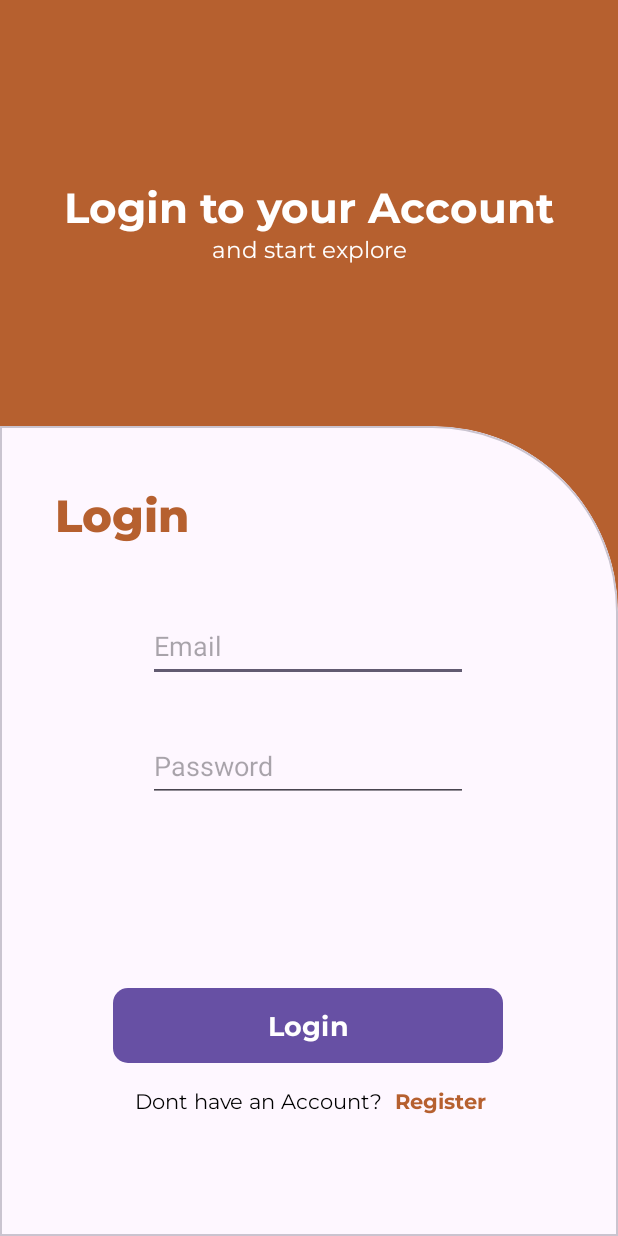
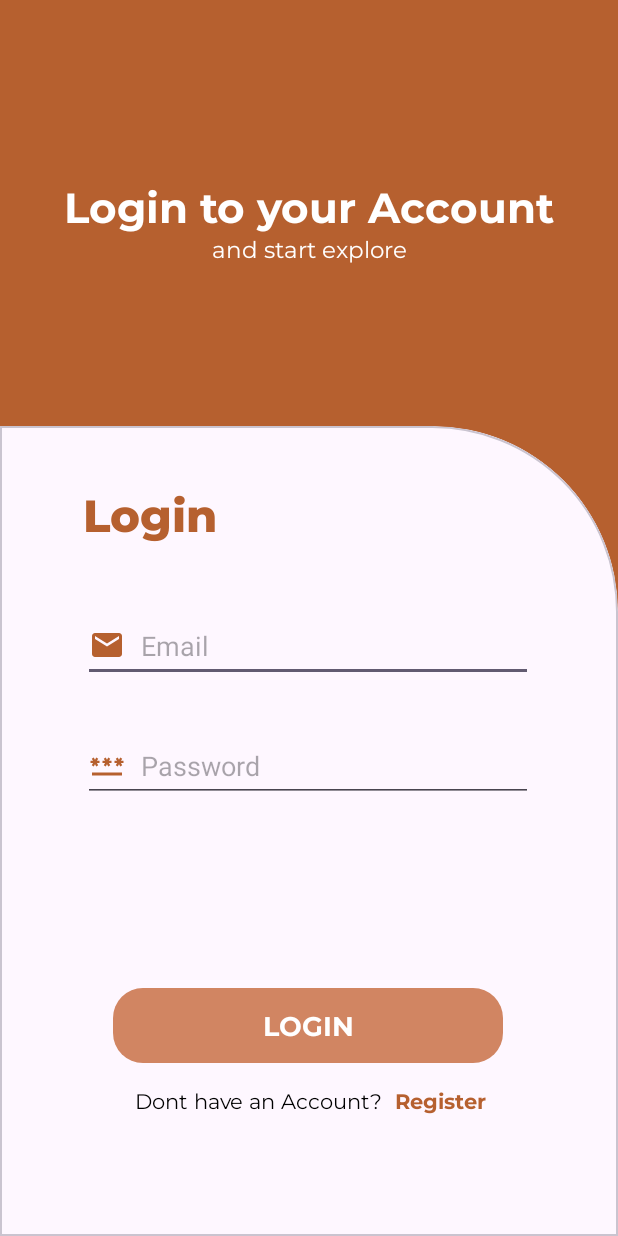
Before and after one commit to Dikarahmanm/Wismata-C23-PS297, an Android app: the LoginActivity screen opened directly, with no data from a screen before it, on a phone screen of 412 x 824 dp. Run offline under Robolectric (Android 15) with nearby library versions, the phone set to English and light mode, and no system bars.

Commit message:
feat: create custom component

```diff
--- a/Android/app/build.gradle
+++ b/Android/app/build.gradle
@@ -30,6 +30,9 @@ android {
     kotlinOptions {
         jvmTarget = '1.8'
     }
+    buildFeatures {
+        viewBinding true
+    }
 }
 
 dependencies {
--- /dev/null
+++ b/Android/app/src/main/java/com/dika/wismata/ui/component/CustomButton.kt
@@ -0,0 +1,48 @@
+package com.dika.wismata.ui.component
+
+import android.content.Context
+import android.graphics.Canvas
+import android.graphics.drawable.Drawable
+import android.util.AttributeSet
+import android.view.Gravity
+import androidx.appcompat.widget.AppCompatButton
+import androidx.core.content.ContextCompat
+import com.dika.wismata.R
+
+class CustomButton : AppCompatButton {
+    private lateinit var enableBackground: Drawable
+    private lateinit var disableBackground: Drawable
+    private var txtColor: Int = 0
+
+    constructor(Context: Context) : super(Context) {
+        init()
+    }
+
+    constructor(Context: Context, attributeSet: AttributeSet) : super(Context, attributeSet) {
+        init()
+    }
+
+    constructor(Context: Context, attributeSet: AttributeSet, defStyleAttr: Int) : super(
+        Context,
+        attributeSet,
+        defStyleAttr
+    ) {
+        init()
+    }
+
+    private fun init() {
+        txtColor = ContextCompat.getColor(context, android.R.color.background_light)
+        enableBackground =
+            ContextCompat.getDrawable(context, R.drawable.bg_button_enable) as Drawable
+        disableBackground = ContextCompat.getDrawable(context, R.drawable.bg_button_disable) as Drawable
+    }
+
+    override fun onDraw(canvas: Canvas?) {
+        super.onDraw(canvas)
+
+        background = if (isEnabled) enableBackground else disableBackground
+
+        setTextColor(txtColor)
+        gravity = Gravity.CENTER
+    }
+}
--- /dev/null
+++ b/Android/app/src/main/java/com/dika/wismata/ui/component/CustomEmailEdt.kt
@@ -0,0 +1,66 @@
+package com.dika.wismata.ui.component
+
+import android.content.Context
+import android.graphics.Canvas
+import android.graphics.drawable.Drawable
+import android.util.AttributeSet
+import androidx.appcompat.widget.AppCompatEditText
+import androidx.core.content.ContextCompat
+import androidx.core.widget.addTextChangedListener
+import com.dika.wismata.R
+
+
+class CustomEmailEdt : AppCompatEditText{
+    private lateinit var emailIcon: Drawable
+
+    constructor(context: Context) : super(context) {
+        init()
+    }
+
+    constructor(context: Context, attributeSet: AttributeSet) : super(context, attributeSet) {
+        init()
+    }
+
+    constructor(context: Context, attributeSet: AttributeSet, defStyleAttr: Int) : super(
+        context,
+        attributeSet,
+        defStyleAttr
+    ) {
+        init()
+    }
+
+    private fun init() {
+        val emailPattern = Regex("[a-zA-Z0-9._-]+@[a-z]+\\.+[a-z]+")
+
+        emailIcon = ContextCompat.getDrawable(context, R.drawable.ic_email_24) as Drawable
+        compoundDrawablePadding = 16
+
+        addTextChangedListener(onTextChanged = {
+            text, _, _, _ ->
+            if (!text.isNullOrEmpty()) {
+                if (!text.toString().matches(emailPattern)) {
+                    error = context.getString(R.string.invalid_email)
+                }
+            }
+        })
+    }
+
+    private fun setButtonDrawables(
+        startOfTheText: Drawable? = null,
+        topOfTheText: Drawable? = null,
+        endOfTheText: Drawable? = null,
+        bottomOfTheText: Drawable? = null
+    ) {
+        setCompoundDrawablesWithIntrinsicBounds(
+            startOfTheText,
+            topOfTheText,
+            endOfTheText,
+            bottomOfTheText
+        )
+    }
+
+    override fun onDraw(canvas: Canvas?) {
+        super.onDraw(canvas)
+        setButtonDrawables(startOfTheText = emailIcon)
+    }
+}
--- /dev/null
+++ b/Android/app/src/main/java/com/dika/wismata/ui/component/CustomPasswordEdt.kt
@@ -0,0 +1,63 @@
+package com.dika.wismata.ui.component
+
+import android.content.Context
+import android.graphics.Canvas
+import android.graphics.drawable.Drawable
+import android.util.AttributeSet
+import androidx.appcompat.widget.AppCompatEditText
+import androidx.core.content.ContextCompat
+import androidx.core.widget.addTextChangedListener
+import com.dika.wismata.R
+
+class CustomPasswordEdt : AppCompatEditText{
+    private lateinit var passwordIcon: Drawable
+
+    constructor(context: Context) : super(context) {
+        init()
+    }
+
+    constructor(context: Context, attributeSet: AttributeSet) : super(context, attributeSet) {
+        init()
+    }
+
+    constructor(context: Context, attributeSet: AttributeSet, defStyleAttr: Int) : super(
+        context,
+        attributeSet,
+        defStyleAttr
+    ) {
+        init()
+    }
+
+    private fun init() {
+        passwordIcon = ContextCompat.getDrawable(context, R.drawable.ic_password_24) as Drawable
+        compoundDrawablePadding = 16
+
+        addTextChangedListener(onTextChanged =  {
+           text, _, _, _ ->
+            if (!text.isNullOrEmpty()) {
+                if (text.length < 8) {
+                    error = context.getString(R.string.invalid_password)
+                }
+            }
+        })
+    }
+
+    private fun setButtonDrawables(
+        startOfTheText: Drawable? = null,
+        topOfTheText: Drawable? = null,
+        endOfTheText: Drawable? = null,
+        bottomOfTheText: Drawable? = null
+    ) {
+        setCompoundDrawablesWithIntrinsicBounds(
+            startOfTheText,
+            topOfTheText,
+            endOfTheText,
+            bottomOfTheText
+        )
+    }
+
+    override fun onDraw(canvas: Canvas?) {
+        super.onDraw(canvas)
+        setButtonDrawables(startOfTheText = passwordIcon)
+    }
+}
--- a/Android/app/src/main/java/com/dika/wismata/ui/component/EmailEdt.kt
+++ /dev/null
@@ -1 +0,0 @@
-package com.dika.wismata.ui.component
--- a/Android/app/src/main/java/com/dika/wismata/ui/component/PasswordEdt.kt
+++ /dev/null
@@ -1,4 +0,0 @@
-package com.dika.wismata.ui.component
-
-class PasswordEdt {
-}
--- /dev/null
+++ b/Android/app/src/main/res/drawable/bg_button_disable.xml
@@ -0,0 +1,16 @@
+<?xml version="1.0" encoding="utf-8"?>
+<selector xmlns:android="http://schemas.android.com/apk/res/android">
+    <item android:state_pressed="true">
+        <shape>
+            <solid android:color="@color/orange_200" />
+            <corners android:radius="20dp" />
+        </shape>
+    </item>
+
+    <item>
+        <shape>
+            <solid android:color="@color/orange_200" />
+            <corners android:radius="20dp" />
+        </shape>
+    </item>
+</selector>
--- /dev/null
+++ b/Android/app/src/main/res/drawable/bg_button_enable.xml
@@ -0,0 +1,16 @@
+<?xml version="1.0" encoding="utf-8"?>
+<selector xmlns:android="http://schemas.android.com/apk/res/android">
+    <item android:state_pressed="true">
+        <shape>
+            <solid android:color="@color/orange" />
+            <corners android:radius="20dp" />
+        </shape>
+    </item>
+
+    <item>
+        <shape>
+            <solid android:color="@color/orange" />
+            <corners android:radius="20dp" />
+        </shape>
+    </item>
+</selector>
--- /dev/null
+++ b/Android/app/src/main/res/drawable/ic_email_24.xml
@@ -0,0 +1,5 @@
+<vector android:height="24dp" android:tint="#B6602F"
+    android:viewportHeight="24" android:viewportWidth="24"
+    android:width="24dp" xmlns:android="http://schemas.android.com/apk/res/android">
+    <path android:fillColor="@android:color/white" android:pathData="M20,4L4,4c-1.1,0 -1.99,0.9 -1.99,2L2,18c0,1.1 0.9,2 2,2h16c1.1,0 2,-0.9 2,-2L22,6c0,-1.1 -0.9,-2 -2,-2zM20,8l-8,5 -8,-5L4,6l8,5 8,-5v2z"/>
+</vector>
--- /dev/null
+++ b/Android/app/src/main/res/drawable/ic_password_24.xml
@@ -0,0 +1,5 @@
+<vector android:height="24dp" android:tint="#B6602F"
+    android:viewportHeight="24" android:viewportWidth="24"
+    android:width="24dp" xmlns:android="http://schemas.android.com/apk/res/android">
+    <path android:fillColor="@android:color/white" android:pathData="M2,17h20v2H2V17zM3.15,12.95L4,11.47l0.85,1.48l1.3,-0.75L5.3,10.72H7v-1.5H5.3l0.85,-1.47L4.85,7L4,8.47L3.15,7l-1.3,0.75L2.7,9.22H1v1.5h1.7L1.85,12.2L3.15,12.95zM9.85,12.2l1.3,0.75L12,11.47l0.85,1.48l1.3,-0.75l-0.85,-1.48H15v-1.5h-1.7l0.85,-1.47L12.85,7L12,8.47L11.15,7l-1.3,0.75l0.85,1.47H9v1.5h1.7L9.85,12.2zM23,9.22h-1.7l0.85,-1.47L20.85,7L20,8.47L19.15,7l-1.3,0.75l0.85,1.47H17v1.5h1.7l-0.85,1.48l1.3,0.75L20,11.47l0.85,1.48l1.3,-0.75l-0.85,-1.48H23V9.22z"/>
+</vector>
--- /dev/null
+++ b/Android/app/src/main/res/drawable/ic_person_24.xml
@@ -0,0 +1,5 @@
+<vector android:height="24dp" android:tint="#B6602F"
+    android:viewportHeight="24" android:viewportWidth="24"
+    android:width="24dp" xmlns:android="http://schemas.android.com/apk/res/android">
+    <path android:fillColor="@android:color/white" android:pathData="M12,12c2.21,0 4,-1.79 4,-4s-1.79,-4 -4,-4 -4,1.79 -4,4 1.79,4 4,4zM12,14c-2.67,0 -8,1.34 -8,4v2h16v-2c0,-2.66 -5.33,-4 -8,-4z"/>
+</vector>
--- a/Android/app/src/main/res/layout/activity_login.xml
+++ b/Android/app/src/main/res/layout/activity_login.xml
@@ -55,14 +55,13 @@
         android:text="@string/logintv"
         android:textColor="@color/orange"
         android:textSize="30sp"
-        app:layout_constraintEnd_toEndOf="parent"
         app:layout_constraintHorizontal_bias="0.114"
-        app:layout_constraintStart_toStartOf="parent"
+        app:layout_constraintStart_toStartOf="@+id/editTextTextEmailAddress"
         app:layout_constraintTop_toTopOf="@+id/view" />
 
-    <EditText
+    <com.dika.wismata.ui.component.CustomEmailEdt
         android:id="@+id/editTextTextEmailAddress"
-        android:layout_width="wrap_content"
+        android:layout_width="300dp"
         android:layout_height="wrap_content"
         android:layout_marginTop="44dp"
         android:ems="10"
@@ -74,9 +73,9 @@
         app:layout_constraintStart_toStartOf="parent"
         app:layout_constraintTop_toBottomOf="@+id/Login" />
 
-    <EditText
+    <com.dika.wismata.ui.component.CustomPasswordEdt
         android:id="@+id/editTextTextPassword"
-        android:layout_width="wrap_content"
+        android:layout_width="300dp"
         android:layout_height="wrap_content"
         android:layout_marginTop="32dp"
         android:autofillHints=""
@@ -89,7 +88,7 @@
         app:layout_constraintStart_toStartOf="parent"
         app:layout_constraintTop_toBottomOf="@+id/editTextTextEmailAddress" />
 
-    <com.google.android.material.button.MaterialButton
+    <com.dika.wismata.ui.component.CustomButton
         android:id="@+id/btn_login"
         android:layout_width="260dp"
         android:layout_height="50dp"
@@ -98,6 +97,7 @@
         android:fontFamily="@font/monbold"
         android:text="@string/logintv"
         android:textSize="18sp"
+        android:enabled="false"
         app:layout_constraintEnd_toEndOf="parent"
         app:layout_constraintHorizontal_bias="0.496"
         app:layout_constraintStart_toStartOf="parent"
--- a/Android/app/src/main/res/values/colors.xml
+++ b/Android/app/src/main/res/values/colors.xml
@@ -3,4 +3,5 @@
     <color name="black">#FF000000</color>
     <color name="white">#FFFFFFFF</color>
     <color name="orange">#B6602F</color>
+    <color name="orange_200">#D18562</color>
 </resources>
--- a/Android/app/src/main/res/values/strings.xml
+++ b/Android/app/src/main/res/values/strings.xml
@@ -10,4 +10,6 @@
     <string name="Register_title">Create Your Account</string>
     <string name="Register_subtitle">Please enter your indo to create account</string>
     <string name="haveaccount">Already have an Account?</string>
+    <string name="invalid_email">Invalid Email Address</string>
+    <string name="invalid_password">Password must be at least 8 characters</string>
 </resources>
```
